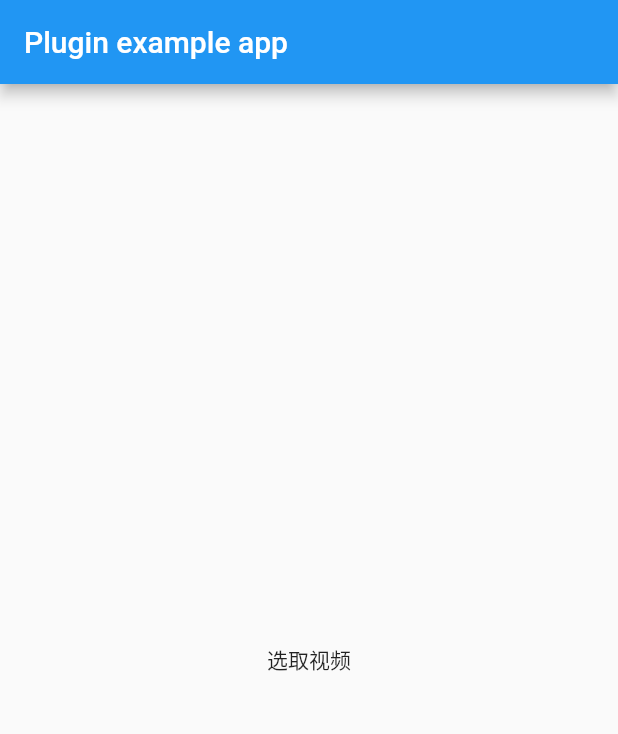
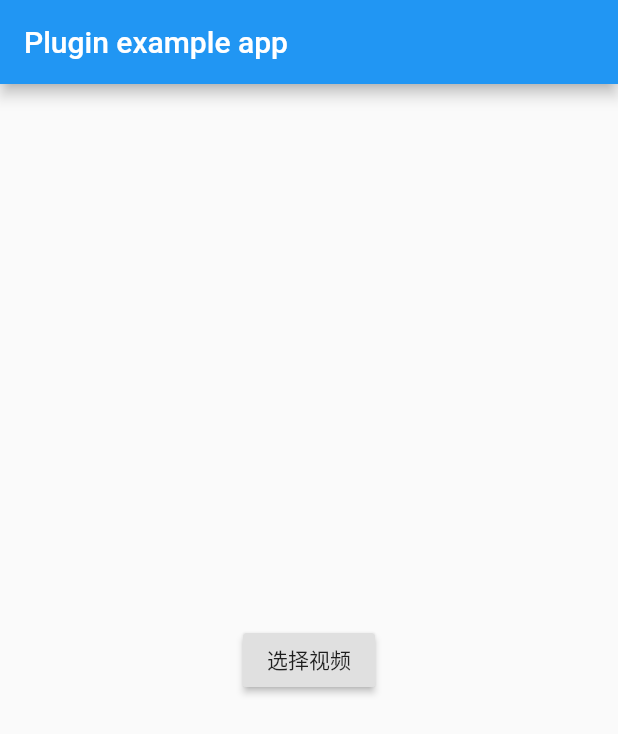
Before and after one commit to DuQuanzhong/trim_video_plugin, a Flutter app: the screen it shows after launch, on a phone screen of 412 x 824 dp. Shown: the top 734 px of the screen. Run offline on Flutter 3.47's test engine with Material 2 defaults, Android fonts, the phone set to English and light mode, and no system bars; our stand-ins replace video_player; missing offline and left inert: dart:ffi.

Commit message:
精简代码

```diff
--- a/example/lib/main.dart
+++ b/example/lib/main.dart
@@ -1,9 +1,5 @@
-import 'dart:typed_data';
-
 import 'package:flutter/material.dart';
 import 'dart:async';
-
-import 'package:image_picker/image_picker.dart';
 
 import 'package:camera_album/camera_album.dart';
 import 'video_edit_page.dart';
@@ -25,7 +21,6 @@ class _MyAppState extends State<MyApp> {
     );
   }
 
-
 }
 
 
@@ -36,8 +31,6 @@ class CheckVideoPage extends StatefulWidget {
 
 class _CheckVideoPageState extends State<CheckVideoPage> {
 
-  ImagePicker picker = ImagePicker();
-
   @override
   Widget build(BuildContext context) {
     return Scaffold(
@@ -45,31 +38,18 @@ class _CheckVideoPageState extends State<CheckVideoPage> {
         title: const Text('Plugin example app'),
       ),
       body: Center(
-        child: InkWell(
-          onTap: () {
-            getVideo();
-          },
-          child: Text('选取视频'),
-        ),
+        child: RaisedButton(child: Text('选择视频') ,onPressed: (){
+          getVideo();
+        },),
       ),
     );
   }
 
   Future getVideo() async {
 
-    // PickedFile videoFile = await picker.getVideo(source: ImageSource.gallery);
-    // if (videoFile != null) {
-    //   print('视频路径${videoFile.path}');
-    //   Navigator.push(context, MaterialPageRoute(builder: (context) {
-    //     return VideoEditPage(
-    //       videoPath: videoFile.path,
-    //     );
-    //   }));
-    // }
-
     CameraAlbum.openAlbum(
         config: CameraAlbumConfig(
-            title: 'jjjj',
+            title: '选择视频',
             inType: 'video',
             firstCamera: false,
             showBottomCamera: false,
--- a/example/pubspec.yaml
+++ b/example/pubspec.yaml
@@ -20,8 +20,6 @@ dependencies:
     path: plugins/gallery_saver-2.0.1
   # 视频播放器
   video_player: 1.0.1
-
-  image_picker: 0.6.7+17
 
   trim_video_plugin:
     # When depending on this package from a real application you should use:
```
Also changed, not shown: example/pubspec.lock, 1 other file.
